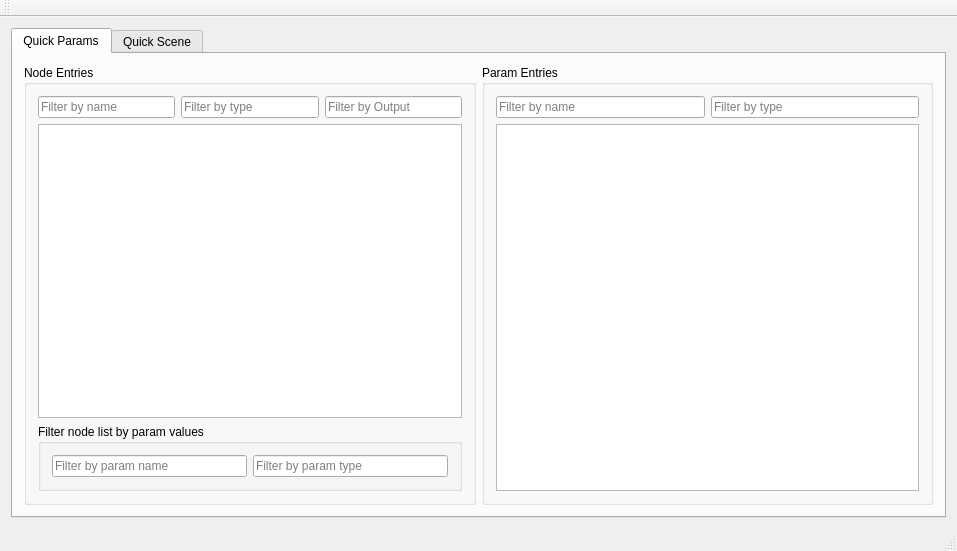
Old version of the form mainwindow.ui in the repository tristanlapalme/Quick.
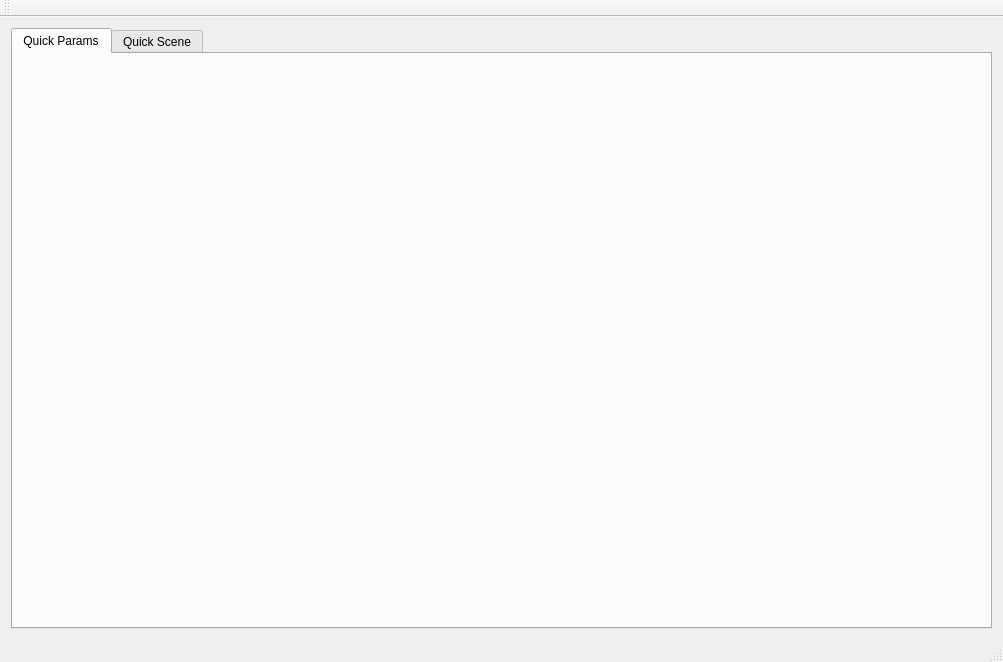
New version of the form. The open tabs and pages were chosen to show the change.

```diff
--- a/mainwindow.ui
+++ b/mainwindow.ui
@@ -6,117 +6,25 @@
    <rect>
     <x>0</x>
     <y>0</y>
-    <width>957</width>
-    <height>551</height>
+    <width>1003</width>
+    <height>655</height>
    </rect>
   </property>
   <property name="windowTitle">
    <string>MainWindow</string>
   </property>
   <widget class="QWidget" name="centralWidget">
-   <layout class="QVBoxLayout" name="verticalLayout_4">
+   <layout class="QHBoxLayout" name="horizontalLayout">
     <item>
      <widget class="QTabWidget" name="tabWidget">
       <property name="currentIndex">
-       <number>1</number>
+       <number>0</number>
       </property>
-      <widget class="QWidget" name="tab">
+      <widget class="QWidget" name="paramTab">
        <attribute name="title">
         <string>Quick Params</string>
        </attribute>
-       <layout class="QGridLayout" name="gridLayout_4">
-        <item row="0" column="0">
-         <widget class="QGroupBox" name="groupBox">
-          <property name="title">
-           <string>Node Entries</string>
-          </property>
-          <layout class="QGridLayout" name="gridLayout_2">
-           <item row="0" column="1">
-            <widget class="QLineEdit" name="nodeType">
-             <property name="text">
-              <string/>
-             </property>
-             <property name="placeholderText">
-              <string>Filter by type</string>
-             </property>
-            </widget>
-           </item>
-           <item row="0" column="0">
-            <widget class="QLineEdit" name="nodeName">
-             <property name="placeholderText">
-              <string>Filter by name</string>
-             </property>
-            </widget>
-           </item>
-           <item row="0" column="2">
-            <widget class="QLineEdit" name="nodeOutput">
-             <property name="placeholderText">
-              <string>Filter by Output</string>
-             </property>
-            </widget>
-           </item>
-           <item row="3" column="0" colspan="3">
-            <widget class="QGroupBox" name="groupBox_3">
-             <property name="title">
-              <string>Filter node list by param values</string>
-             </property>
-             <layout class="QHBoxLayout" name="horizontalLayout">
-              <item>
-               <widget class="QLineEdit" name="nodeParamName">
-                <property name="text">
-                 <string/>
-                </property>
-                <property name="placeholderText">
-                 <string>Filter by param name</string>
-                </property>
-               </widget>
-              </item>
-              <item>
-               <widget class="QLineEdit" name="nodeParamType">
-                <property name="placeholderText">
-                 <string>Filter by param type</string>
-                </property>
-               </widget>
-              </item>
-             </layout>
-            </widget>
-           </item>
-           <item row="2" column="0" colspan="3">
-            <widget class="QTreeView" name="nodeEntries"/>
-           </item>
-          </layout>
-         </widget>
-        </item>
-        <item row="0" column="1">
-         <widget class="QGroupBox" name="groupBox_2">
-          <property name="title">
-           <string>Param Entries</string>
-          </property>
-          <layout class="QGridLayout" name="gridLayout_3">
-           <item row="1" column="0">
-            <widget class="QLineEdit" name="paramName">
-             <property name="text">
-              <string/>
-             </property>
-             <property name="placeholderText">
-              <string>Filter by name</string>
-             </property>
-            </widget>
-           </item>
-           <item row="1" column="1">
-            <widget class="QLineEdit" name="paramType">
-             <property name="placeholderText">
-              <string>Filter by type</string>
-             </property>
-            </widget>
-           </item>
-           <item row="2" column="0" colspan="2">
-            <widget class="QTreeView" name="paramEntries"/>
-           </item>
-          </layout>
-         </widget>
-        </item>
-       </layout>
+       <layout class="QVBoxLayout" name="verticalLayout_4"/>
       </widget>
       <widget class="QWidget" name="tab_2">
        <attribute name="title">
@@ -250,6 +158,36 @@
                <item>
                 <widget class="QTreeView" name="params"/>
                </item>
+               <item>
+                <widget class="QWidget" name="render" native="true">
+                 <property name="minimumSize">
+                  <size>
+                   <width>200</width>
+                   <height>400</height>
+                  </size>
+                 </property>
+                 <property name="maximumSize">
+                  <size>
+                   <width>16777215</width>
+                   <height>400</height>
+                  </size>
+                 </property>
+                 <layout class="QVBoxLayout" name="verticalLayout_6">
+                  <property name="leftMargin">
+                   <number>0</number>
+                  </property>
+                  <property name="topMargin">
+                   <number>0</number>
+                  </property>
+                  <property name="rightMargin">
+                   <number>0</number>
+                  </property>
+                  <property name="bottomMargin">
+                   <number>0</number>
+                  </property>
+                 </layout>
+                </widget>
+               </item>
               </layout>
              </widget>
             </widget>
@@ -268,7 +206,7 @@
     <rect>
      <x>0</x>
      <y>0</y>
-     <width>957</width>
+     <width>1003</width>
      <height>21</height>
     </rect>
    </property>
```
